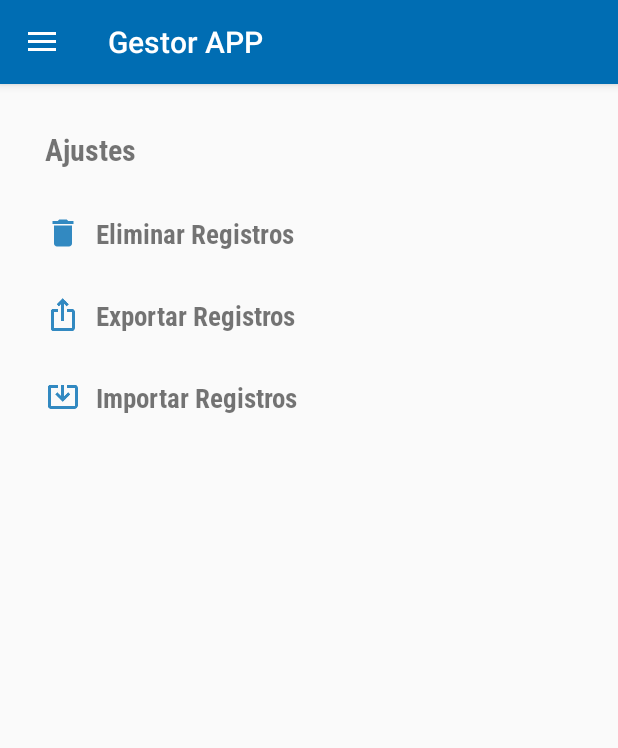
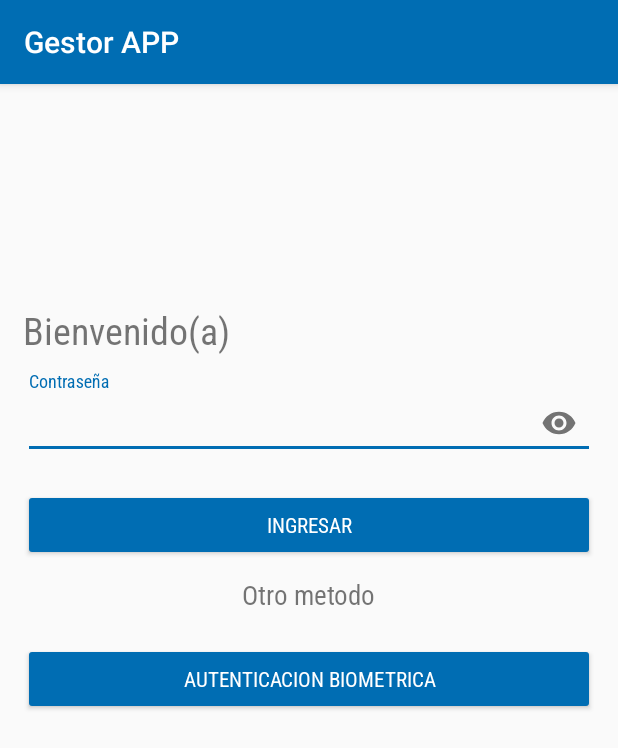
Before and after one commit to danielmoralesqsh/contrase-as_daniel, an Android app: the fragment F_Ajustes placed in its activity, in the side drawer, after a tap on "Salir", on a phone screen of 412 x 824 dp. Shown: the top 748 px of the screen. Run offline under Robolectric (Android 15) with nearby library versions, the light colour scheme and no system bars; libraries missing offline, so code that uses them is left out: com.opencsv.

Commit message:
inicio de sesion contraseña maestra, cambiar contraseña maestra y cerrar session

```diff
--- a/app/build.gradle
+++ b/app/build.gradle
@@ -45,6 +45,5 @@
 
     implementation 'com.opencsv:opencsv:4.6'
 
-
-
+    implementation 'androidx.biometric:biometric:1.1.0'
 }
--- /dev/null
+++ b/app/src/main/java/com/daniel/vaulcontraseas/Login_usuario/Login_user.java
@@ -0,0 +1,100 @@
+package com.daniel.vaulcontraseas.Login_usuario;
+
+import android.content.Intent;
+import android.content.SharedPreferences;
+import android.os.Bundle;
+import android.view.View;
+import android.widget.Button;
+import android.widget.EditText;
+import android.widget.Toast;
+
+import androidx.annotation.NonNull;
+import androidx.appcompat.app.AppCompatActivity;
+import androidx.biometric.BiometricPrompt;
+
+import com.daniel.vaulcontraseas.MainActivity;
+import com.daniel.vaulcontraseas.R;
+
+public class Login_user extends AppCompatActivity {
+
+    EditText EtMPassword;
+    Button Btn_ingresar, BtnInicioSesionBiometrico;
+    SharedPreferences sharedPreferences;
+
+    private static final String SHARED_PREFS = "mi_pref";
+    private static final String PASSWORD = "password";
+    private static final String CONFIRM_PASSWORD = "confirm_password";
+
+    private BiometricPrompt biometricPrompt;
+    private BiometricPrompt.PromptInfo promptInfo;
+
+    @Override
+    protected void onCreate(Bundle savedInstanceState) {
+        super.onCreate(savedInstanceState);
+        setContentView(R.layout.activity_login_user);
+        IniciarVariables();
+
+        Btn_ingresar.setOnClickListener(new View.OnClickListener() {
+            @Override
+            public void onClick(View v) {
+                String string_password = EtMPassword.getText().toString().trim();
+                //Obtener la contraseña almacenada
+                String passwordStored = sharedPreferences.getString(PASSWORD,null);
+
+                if (passwordStored == null) {
+                    Toast.makeText(Login_user.this, "No hay contraseña registrada", Toast.LENGTH_SHORT).show();
+                } else if (string_password.equals("")) {
+                    Toast.makeText(Login_user.this, "Campo Obligatorio", Toast.LENGTH_SHORT).show();
+                } else if (!string_password.equals(passwordStored)) {
+                    Toast.makeText(Login_user.this, "Contraseña Incorrecta", Toast.LENGTH_SHORT).show();
+                } else {
+                    Intent intent = new Intent(Login_user.this, MainActivity.class);
+                    startActivity(intent);
+                    finish();
+                }
+            }
+        });
+
+        biometricPrompt = new BiometricPrompt(Login_user.this, new BiometricPrompt.AuthenticationCallback() {
+            @Override
+            public void onAuthenticationError(int errorCode, @NonNull CharSequence errString) {
+                super.onAuthenticationError(errorCode, errString);
+                Toast.makeText(Login_user.this, "No existen huellas dactilares registradas", Toast.LENGTH_SHORT).show();
+            }
+
+            @Override
+            public void onAuthenticationSucceeded(@NonNull BiometricPrompt.AuthenticationResult result) {
+                super.onAuthenticationSucceeded(result);
+                Toast.makeText(Login_user.this, "Autenticacion correcta, Bienvenido/a", Toast.LENGTH_SHORT).show();
+                Intent intent = new Intent(Login_user.this, MainActivity.class);
+                startActivity(intent);
+                finish();
+            }
+
+            @Override
+            public void onAuthenticationFailed() {
+                super.onAuthenticationFailed();
+                Toast.makeText(Login_user.this, "Fallo de autenticacion", Toast.LENGTH_SHORT).show();
+            }
+        });
+        //Comportamiento del aviso biometrico
+        promptInfo = new BiometricPrompt.PromptInfo.Builder()
+                .setTitle("Autenticacion Biometrica")
+                .setNegativeButtonText("Cancelar")
+                .build();
+
+        BtnInicioSesionBiometrico.setOnClickListener(new View.OnClickListener() {
+            @Override
+            public void onClick(View v) {
+                biometricPrompt.authenticate(promptInfo);
+            }
+        });
+    }
+
+    private void IniciarVariables(){
+        EtMPassword = findViewById(R.id.EtMPassword);
+        Btn_ingresar = findViewById(R.id.Btn_ingresar);
+        sharedPreferences = getSharedPreferences(SHARED_PREFS, MODE_PRIVATE);
+        BtnInicioSesionBiometrico = findViewById(R.id.BtnInicioSesionBiometrico);
+    }
+}
--- a/app/src/main/java/com/daniel/vaulcontraseas/MainActivity.java
+++ b/app/src/main/java/com/daniel/vaulcontraseas/MainActivity.java
@@ -1,5 +1,6 @@
 package com.daniel.vaulcontraseas;
 
+import android.content.Intent;
 import android.os.Bundle;
 import android.os.Handler;
 import android.os.Looper;
@@ -20,6 +21,7 @@
 
 import com.daniel.vaulcontraseas.Fragmentos.F_Ajustes;
 import com.daniel.vaulcontraseas.Fragmentos.F_Todas;
+import com.daniel.vaulcontraseas.Login_usuario.Login_user;
 import com.google.android.material.navigation.NavigationView;
 
 public class MainActivity extends AppCompatActivity implements NavigationView.OnNavigationItemSelectedListener{
@@ -67,12 +69,19 @@
                     new F_Ajustes()).commit();
         }
         if (id == R.id.Opciones_salir){
+            CerrarSesion();
             Toast.makeText(this, "Cerraste Sesion", Toast.LENGTH_SHORT).show();
         }
 
         drawer.closeDrawer(GravityCompat.START);
 
         return true;
+    }
+
+    private void CerrarSesion() {
+        startActivity(new Intent(MainActivity.this, Login_user.class));
+        Toast.makeText(this, "Cerraste Sesion", Toast.LENGTH_SHORT).show();
+        finish();
     }
 
     @Override
--- /dev/null
+++ b/app/src/main/res/layout/activity_login_user.xml
@@ -0,0 +1,77 @@
+<?xml version="1.0" encoding="utf-8"?>
+<androidx.appcompat.widget.LinearLayoutCompat
+    xmlns:android="http://schemas.android.com/apk/res/android"
+    xmlns:app="http://schemas.android.com/apk/res-auto"
+    xmlns:tools="http://schemas.android.com/tools"
+    android:id="@+id/main"
+    android:layout_width="match_parent"
+    android:layout_height="match_parent"
+    android:gravity="center"
+    android:padding="15dp"
+    android:orientation="vertical"
+    tools:context=".Login_usuario.Login_user">
+
+    <TextView
+        android:text="@string/TXT_Bienvenidos"
+        android:textSize="25sp"
+        android:fontFamily="@font/robotocondensed_regular"
+        android:layout_width="match_parent"
+        android:layout_height="wrap_content"/>
+
+    <!--Contraseña Usuario-->
+    <com.google.android.material.textfield.TextInputLayout
+        android:layout_width="match_parent"
+        android:layout_height="wrap_content"
+        android:layout_marginTop="10dp"
+        app:passwordToggleEnabled="true">
+
+        <EditText
+            android:id="@+id/EtMPassword"
+            android:fontFamily="@font/robotocondensed_regular"
+            android:hint="@string/EtMPassword"
+            android:inputType="textPassword"
+            android:layout_width="match_parent"
+            android:layout_height="wrap_content"/>
+
+    </com.google.android.material.textfield.TextInputLayout>
+
+    <!--Registrar ingresar-->
+    <Button
+        android:id="@+id/Btn_ingresar"
+        android:text="@string/Btn_ingresar"
+        android:layout_marginTop="20dp"
+        android:fontFamily="@font/robotocondensed_regular"
+        android:textColor="#fff"
+        android:backgroundTint="@color/colorPrimary"
+        android:layout_width="match_parent"
+        android:layout_height="wrap_content"/>
+
+    <TextView
+        android:text="@string/TXT_otro_metodo"
+        android:layout_gravity="center"
+        android:textSize="18sp"
+        android:layout_marginTop="10dp"
+        android:fontFamily="@font/robotocondensed_regular"
+        android:layout_width="wrap_content"
+        android:layout_height="wrap_content"/>
+
+    <Button
+        android:id="@+id/BtnInicioSesionBiometrico"
+        android:text="@string/BtnInicioSesionBiometrico"
+        android:layout_marginTop="20dp"
+        android:fontFamily="@font/robotocondensed_regular"
+        android:textColor="#fff"
+        android:backgroundTint="@color/colorPrimary"
+        android:layout_width="match_parent"
+        android:layout_height="wrap_content"/>
+
+    <com.airbnb.lottie.LottieAnimationView
+        android:layout_width="200dp"
+        android:layout_height="200dp"
+        android:layout_gravity="center"
+        app:lottie_imageAssetsFolder="assets"
+        app:lottie_fileName="huella_login.json"
+        app:lottie_autoPlay="true"
+        app:lottie_loop="true"/>
+
+</androidx.appcompat.widget.LinearLayoutCompat>
--- a/app/src/main/res/values/strings.xml
+++ b/app/src/main/res/values/strings.xml
@@ -76,12 +76,34 @@
     <string name="Elimimnar_todos_registros">Eliminar Registros</string>
     <string name="Exportar_registros">Exportar Registros</string>
     <string name="Importar_registros">Importar Registros</string>
+    <string name="Cambiar_contraseña_maestra">Cambiar Contraseña</string>
+
+    <!--Cuadro dialogo contraseña maestra-->
+    <string name="TXT_contraseña_maestra">Su contraseña maestra es</string>
+    <string name="Password_maestra"> -- </string>
+    <string name="Et_nuevo_password_maestra">Nueva Contraseña</string>
+    <string name="Et_confirmar_password_maestra">Confirmar Contraseña</string>
+    <string name="Btn_cambiar_password_maestra">Cambiar</string>
+    <string name="Btn_cancelar_password_maestra">Cancelar</string>
 
     <!--Cuadro dialogo mensaje-->
     <string name="Pregunta_txt">¿Eliminar registros?</string>
     <string name="Btn_Si">Si</string>
     <string name="Btn_No">No</string>
 
+    <!--Cuadro dialogo mensaje-->
+    <string name="TXT_Bienvenidos">Bienvenido(a)</string>
+    <string name="TXT_Mensaje">Introduzca su contraseña maestra</string>
+    <string name="EtMPassword">Contraseña</string>
+    <string name="EtCPassword">Confirmar Contraseña</string>
+    <string name="Btn_Registrar">Confirmar Contraseña</string>
+
+    <!--Login-->
+    <string name="Btn_ingresar">Ingresar</string>
+
+    <!--BIOMETRICO-->
+    <string name="TXT_otro_metodo">Otro metodo</string>
+    <string name="BtnInicioSesionBiometrico">Autenticacion Biometrica</string>"
 
     <!-- TODO: Remove or change this placeholder text -->
     <string name="hello_blank_fragment">Hello blank fragment</string>
```
Also changed, not shown: app/src/main/AndroidManifest.xml (+29 -3 lines), app/src/main/java/com/daniel/vaulcontraseas/Fragmentos/F_Ajustes.java (+130 -8 lines), app/src/main/java/com/daniel/vaulcontraseas/Registro_usuario/Registro.java (added, +110 -0 lines), app/src/main/res/layout/activity_registro.xml (added, +70 -0 lines), app/src/main/res/layout/cuadro_dialogo_password_maestra.xml (added, +109 -0 lines), app/src/main/res/layout/fragment_f__ajustes.xml (+16 -1 lines), app/src/main/res/drawable-hdpi/icono_password_maestra.png (added), app/src/main/res/drawable-mdpi/icono_password_maestra.png (added), app/src/main/res/drawable-xhdpi/icono_password_maestra.png (added), app/src/main/res/drawable-xxhdpi/icono_password_maestra.png (added), app/src/main/res/drawable-xxxhdpi/icono_password_maestra.png (added).
